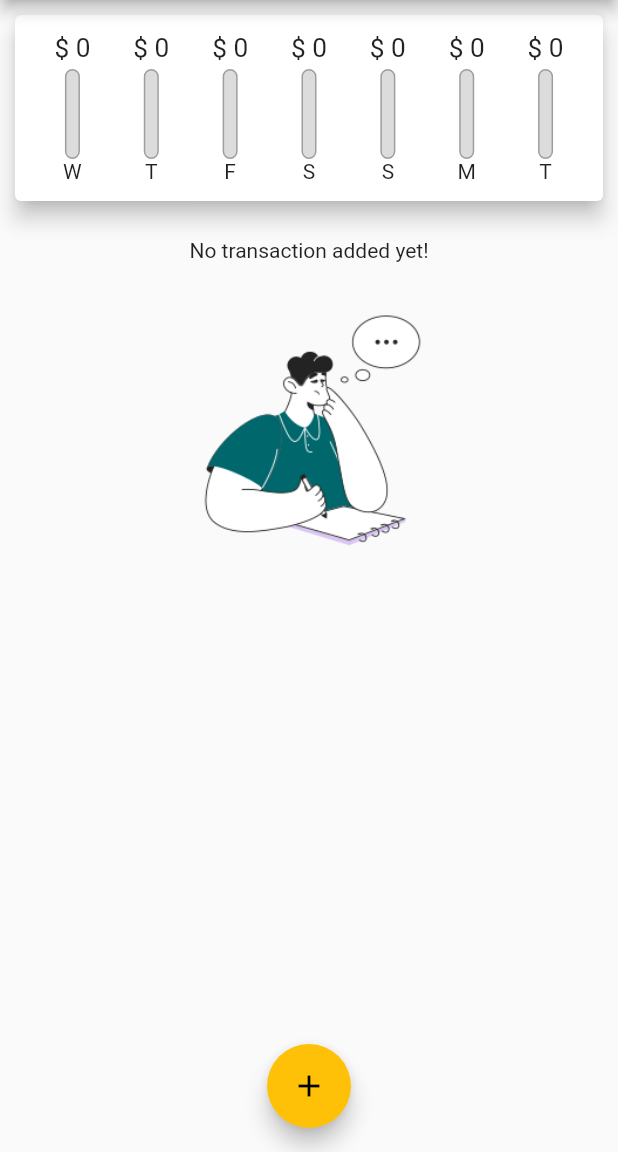
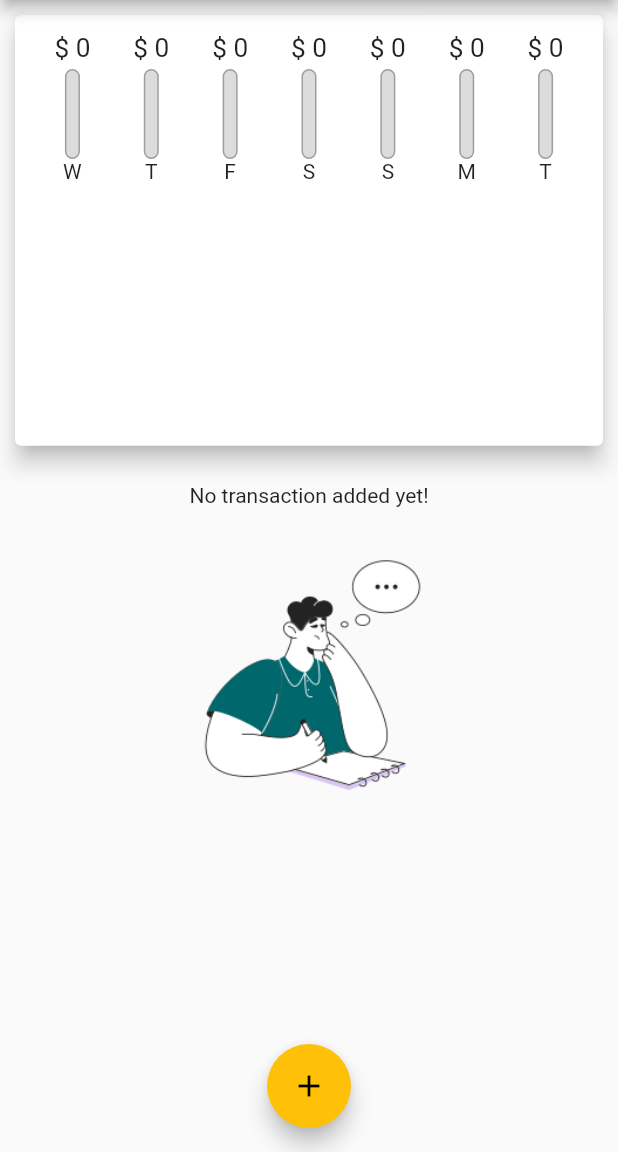
Before and after one commit to JunoSoft/expensesappflutter, a Flutter app: the screen it shows after launch, on a phone screen of 412 x 824 dp, the part 84-1236 px from its top. Run offline on Flutter 3.47's test engine with Material 2 defaults, Android fonts, the phone set to English and light mode, and no system bars.

Commit message:
added media queries for responsiveness height

```diff
--- a/lib/main.dart
+++ b/lib/main.dart
@@ -79,15 +79,16 @@ class _MyHomePageState extends State<_MyHomePage> {
           );
         });
   }
-void _deleteTransaction(String id){
+
+  void _deleteTransaction(String id) {
     setState(() {
-  _transactions.removeWhere((tx) => tx.id ==id);
+      _transactions.removeWhere((tx) => tx.id == id);
     });
   }
+
   @override
   Widget build(BuildContext context) {
-    return Scaffold(
-      appBar: AppBar(
+    final appBar = AppBar(
       title: const Text("Expenses App"),
       actions: <Widget>[
         IconButton(
@@ -98,13 +99,27 @@ void _deleteTransaction(String id){
               size: 30,
             ))
       ],
-      ),
+    );
+    return Scaffold(
+      appBar: appBar,
       body: Center(
         child: Column(
           crossAxisAlignment: CrossAxisAlignment.stretch,
           children: <Widget>[
-            Chart(recentTransactions: _recentTransaction),
-            TransactionList(transactionlist: _transactions,removeTransaction:_deleteTransaction),
+            Container(
+                height: (MediaQuery.of(context).size.height -
+                        appBar.preferredSize.height -
+                        MediaQuery.of(context).padding.top) *
+                    0.4,
+                child: Chart(recentTransactions: _recentTransaction)),
+            Container(
+                height: (MediaQuery.of(context).size.height -
+                        appBar.preferredSize.height -
+                        MediaQuery.of(context).padding.top) *
+                    0.6,
+                child: TransactionList(
+                    transactionlist: _transactions,
+                    removeTransaction: _deleteTransaction)),
           ],
         ),
       ),
--- a/lib/widget/transaction_list.dart
+++ b/lib/widget/transaction_list.dart
@@ -13,7 +13,6 @@ class TransactionList extends StatelessWidget {
   @override
   Widget build(BuildContext context) {
     return Container(
-        height: 450,
         child: transactionlist.isEmpty
             ? Column(
                 children: [
@@ -47,7 +46,7 @@ class TransactionList extends StatelessWidget {
                         ),
                         title: Text(
                           transactionlist[index].title,
-                          style: TextStyle(
+                          style: const TextStyle(
                               color: Color.fromARGB(255, 129, 134, 1)),
                         ),
                         subtitle: Text(DateFormat.yMMMMd()
@@ -55,7 +54,7 @@ class TransactionList extends StatelessWidget {
                         trailing: IconButton(
                           onPressed: () =>
                               removeTransaction(transactionlist[index].id),
-                          icon: Icon(Icons.delete),
+                          icon:const Icon(Icons.delete),
                           color: Theme.of(context).colorScheme.error,
                         ),
                       ),
```
Lines whose indentation alone changed are shown as unchanged.
